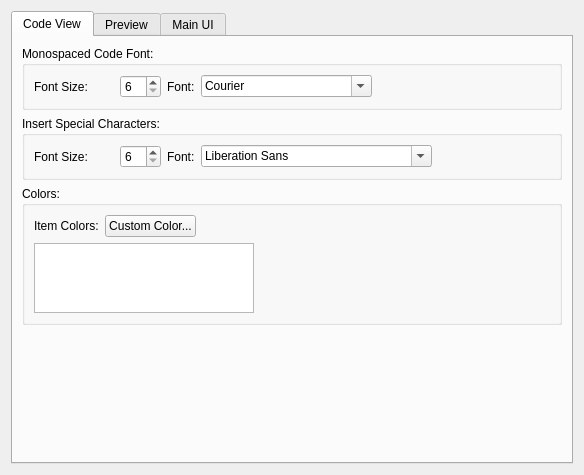
First picture: the form in src/Form_Files/PAppearanceWidget.ui, repository Sigil-Ebook/Sigil, before the edit.
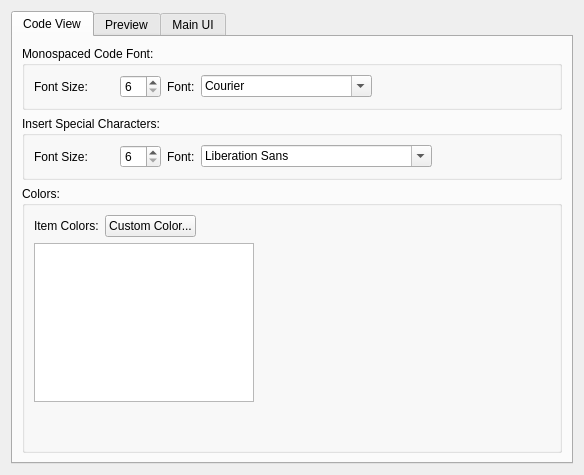
Second picture: the form after the edit.

```diff
--- a/src/Form_Files/PAppearanceWidget.ui
+++ b/src/Form_Files/PAppearanceWidget.ui
@@ -247,19 +247,6 @@
          </layout>
         </widget>
        </item>
-       <item>
-        <spacer name="verticalSpacer">
-         <property name="orientation">
-          <enum>Qt::Vertical</enum>
-         </property>
-         <property name="sizeHint" stdset="0">
-          <size>
-           <width>20</width>
-           <height>332</height>
-          </size>
-         </property>
-        </spacer>
-       </item>
       </layout>
      </widget>
      <widget class="QWidget" name="AppPreviewTab">
```
